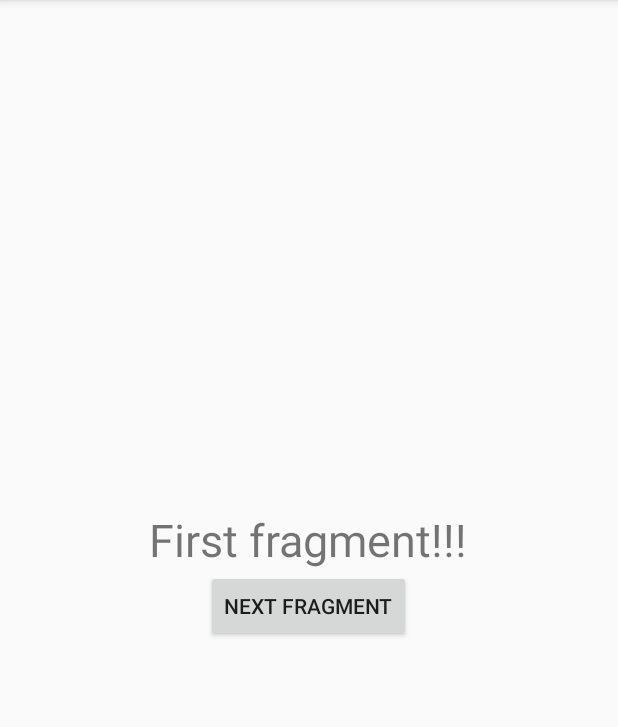
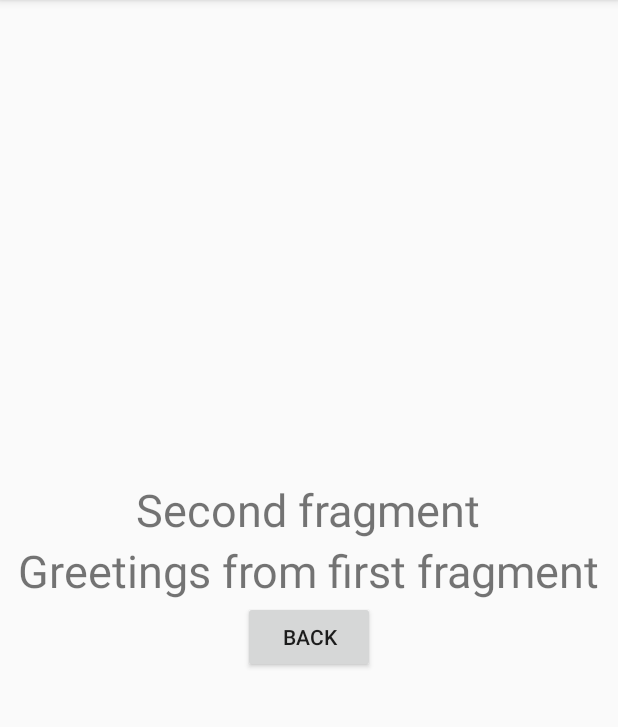
Before and after one commit to DmK78/UiFragment, an Android app: the screen it shows after launch (MainActivity), after a tap on "NEXT FRAGMENT", on a phone screen of 412 x 824 dp, the part 84-811 px from its top. Run offline under Robolectric (Android 15) with nearby library versions, the phone set to English and light mode, and no system bars.

Commit message:
UI Fragments

```diff
--- a/app/src/main/java/ru/job4j/uifragment/FirstFragment.java
+++ b/app/src/main/java/ru/job4j/uifragment/FirstFragment.java
@@ -7,33 +7,43 @@ import android.view.LayoutInflater;
 import android.view.View;
 import android.view.ViewGroup;
 import android.widget.Button;
+import android.widget.TextView;
 import android.widget.Toast;
 
 public class FirstFragment extends Fragment {
-    private Button nextFragment;
+    private Button buttonNextFragment;
     private OnNextButtonClickListener callback;
-
-    public interface OnNextButtonClickListener {
-        void onNextButtonClicked(String message);
-
-    }
-    public void onClick(View view) {
-        callback.onNextButtonClicked("Next button clicked");
-    }
+    TextView textViewMsg;
 
     @Override
     public View onCreateView(LayoutInflater inflater, ViewGroup container, Bundle savedInstanceState) {
         View view = inflater.inflate(R.layout.fragment_first, container, false);
-        nextFragment = view.findViewById(R.id.next_fragment);
-        nextFragment.setOnClickListener(new View.OnClickListener() {
+        buttonNextFragment = view.findViewById(R.id.next_fragment);
+        textViewMsg = view.findViewById(R.id.messageFromSecond);
+        if (getArguments() != null) {
+            String message = getArguments().getString("message");
+            textViewMsg.setText(message);
+        }
+        buttonNextFragment.setOnClickListener(new View.OnClickListener() {
             @Override
             public void onClick(View view) {
-//todo
+                callback.onNextButtonClicked("Greetings from first fragment");
             }
         });
         return view;
     }
 
+    public void onAttach(Context context) {
+        super.onAttach(context);
+        callback = (OnNextButtonClickListener) context; // назначаем активити при присоединении фрагмента к активити
+    }
 
-
+    @Override
+    public void onDetach() {
+        super.onDetach();
+        callback = null; // обнуляем ссылку при отсоединении фрагмента от активити
+    }
+    public interface OnNextButtonClickListener {
+        void onNextButtonClicked(String message);
+    }
 }
--- a/app/src/main/java/ru/job4j/uifragment/MainActivity.java
+++ b/app/src/main/java/ru/job4j/uifragment/MainActivity.java
@@ -6,7 +6,7 @@ import android.support.v7.app.AppCompatActivity;
 import android.os.Bundle;
 import android.widget.Toast;
 
-public class MainActivity extends AppCompatActivity {
+public class MainActivity extends AppCompatActivity implements FirstFragment.OnNextButtonClickListener,SecondFragment.OnBackButtonClickListener {
     private FragmentManager fm;
     private Fragment firstFragment;
     private Fragment secondFragment;
@@ -27,6 +27,33 @@ public class MainActivity extends AppCompatActivity {
     }
 
 
+    @Override
+    public void onNextButtonClicked(String message) {
+        Bundle bundle = new Bundle();
+        bundle.putString("message", message);
+        if (secondFragment == null) {
+            secondFragment = new SecondFragment();
+        }
+        secondFragment.setArguments(bundle);
+        fm.beginTransaction()
+                .replace(R.id.fragment_container, secondFragment)
+                .addToBackStack(null)
+                .commit();
 
 
+    }
+
+    @Override
+    public void onBackButtonClicked(String message) {
+        Bundle bundle = new Bundle();
+        bundle.putString("message", message);
+        if (firstFragment == null) {
+            firstFragment = new FirstFragment();
+        }
+        firstFragment.setArguments(bundle);
+        fm.beginTransaction()
+                .replace(R.id.fragment_container, firstFragment)
+                .addToBackStack(null)
+                .commit();
+    }
 }
--- a/app/src/main/java/ru/job4j/uifragment/SecondFragment.java
+++ b/app/src/main/java/ru/job4j/uifragment/SecondFragment.java
@@ -1,6 +1,49 @@
 package ru.job4j.uifragment;
 
+import android.content.Context;
+import android.os.Bundle;
 import android.support.v4.app.Fragment;
+import android.view.LayoutInflater;
+import android.view.View;
+import android.view.ViewGroup;
+import android.widget.Button;
+import android.widget.TextView;
 
 public class SecondFragment extends Fragment {
+    private Button buttonBack;
+    TextView textViewMsg;
+    private OnBackButtonClickListener callback;
+
+    @Override
+    public View onCreateView(LayoutInflater inflater, ViewGroup container, Bundle savedInstanceState) {
+        View view = inflater.inflate(R.layout.fragment_second, container, false);
+        buttonBack = view.findViewById(R.id.back);
+        textViewMsg = view.findViewById(R.id.messageFromFirst);
+        if (getArguments() != null) {
+            String message = getArguments().getString("message");
+            textViewMsg.setText(message);
+        }
+        buttonBack.setOnClickListener(new View.OnClickListener() {
+            @Override
+            public void onClick(View view) {
+                callback.onBackButtonClicked("Hello from Second fragment");
+            }
+        });
+        return view;
+    }
+
+    public void onAttach(Context context) {
+        super.onAttach(context);
+        callback = (OnBackButtonClickListener) context; // назначаем активити при присоединении фрагмента к активити
+    }
+
+    @Override
+    public void onDetach() {
+        super.onDetach();
+        callback = null; // обнуляем ссылку при отсоединении фрагмента от активити
+    }
+
+    public interface OnBackButtonClickListener {
+        void onBackButtonClicked(String message);
+    }
 }
--- a/app/src/main/res/layout/fragment_second.xml
+++ b/app/src/main/res/layout/fragment_second.xml
@@ -19,7 +19,7 @@
             android:textSize="30sp" />
 
         <TextView
-            android:id="@+id/message"
+            android:id="@+id/messageFromFirst"
             android:layout_width="wrap_content"
             android:layout_height="wrap_content"
             android:textSize="30sp"
```
Also changed, not shown: app/src/main/res/layout/fragment_first.xml (+8 -0 lines).
